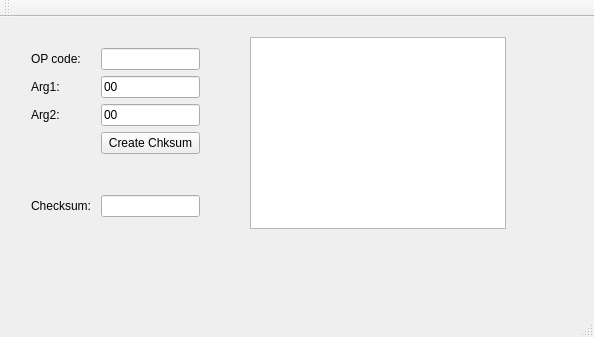
Qt form loconet_test/loconet_checksum/mainwindow.ui (ctag/cpe453) before a commit.
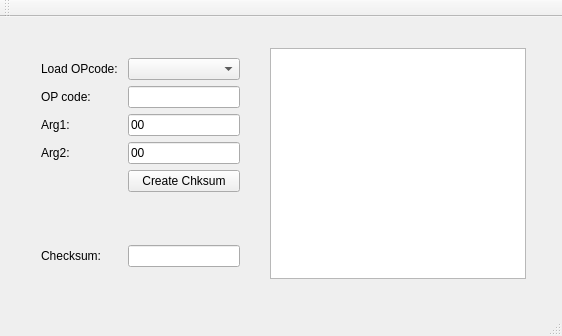
The same form after that commit.

```diff
--- a/loconet_test/loconet_checksum/mainwindow.ui
+++ b/loconet_test/loconet_checksum/mainwindow.ui
@@ -6,8 +6,8 @@
    <rect>
     <x>0</x>
     <y>0</y>
-    <width>594</width>
-    <height>337</height>
+    <width>562</width>
+    <height>336</height>
    </rect>
   </property>
   <property name="windowTitle">
@@ -17,35 +17,35 @@
    <widget class="QWidget" name="formLayoutWidget">
     <property name="geometry">
      <rect>
-      <x>20</x>
-      <y>20</y>
-      <width>191</width>
-      <height>191</height>
+      <x>30</x>
+      <y>30</y>
+      <width>221</width>
+      <height>231</height>
      </rect>
     </property>
     <layout class="QFormLayout" name="formLayout">
-     <item row="0" column="0">
+     <item row="1" column="0">
       <widget class="QLabel" name="label_opcode">
        <property name="text">
         <string>OP code: </string>
        </property>
       </widget>
      </item>
-     <item row="0" column="1">
+     <item row="1" column="1">
       <widget class="QLineEdit" name="lineEdit_opcode">
        <property name="maxLength">
         <number>2</number>
        </property>
       </widget>
      </item>
-     <item row="1" column="0">
+     <item row="2" column="0">
       <widget class="QLabel" name="label_arg1">
        <property name="text">
         <string>Arg1: </string>
        </property>
       </widget>
      </item>
-     <item row="1" column="1">
+     <item row="2" column="1">
       <widget class="QLineEdit" name="lineEdit_arg1">
        <property name="text">
         <string>00</string>
@@ -55,14 +55,14 @@
        </property>
       </widget>
      </item>
-     <item row="2" column="0">
+     <item row="3" column="0">
       <widget class="QLabel" name="label_arg2">
        <property name="text">
         <string>Arg2: </string>
        </property>
       </widget>
      </item>
-     <item row="2" column="1">
+     <item row="3" column="1">
       <widget class="QLineEdit" name="lineEdit_arg2">
        <property name="text">
         <string>00</string>
@@ -72,7 +72,7 @@
        </property>
       </widget>
      </item>
-     <item row="4" column="0">
+     <item row="5" column="0">
       <spacer name="verticalSpacer">
        <property name="orientation">
         <enum>Qt::Vertical</enum>
@@ -85,36 +85,46 @@
        </property>
       </spacer>
      </item>
-     <item row="5" column="0">
+     <item row="6" column="0">
       <widget class="QLabel" name="label_chksum">
        <property name="text">
         <string>Checksum: </string>
        </property>
       </widget>
      </item>
-     <item row="5" column="1">
+     <item row="6" column="1">
       <widget class="QLineEdit" name="lineEdit_chk">
        <property name="maxLength">
         <number>2</number>
        </property>
       </widget>
      </item>
-     <item row="3" column="1">
+     <item row="4" column="1">
       <widget class="QPushButton" name="pushButton_genChk">
        <property name="text">
         <string>Create Chksum</string>
        </property>
       </widget>
      </item>
+     <item row="0" column="1">
+      <widget class="QComboBox" name="comboBox_opcodes"/>
+     </item>
+     <item row="0" column="0">
+      <widget class="QLabel" name="label_loadOP">
+       <property name="text">
+        <string>Load OPcode: </string>
+       </property>
+      </widget>
+     </item>
     </layout>
    </widget>
    <widget class="QTextBrowser" name="textBrowser_output">
     <property name="geometry">
      <rect>
-      <x>250</x>
-      <y>20</y>
+      <x>270</x>
+      <y>31</y>
       <width>256</width>
-      <height>192</height>
+      <height>231</height>
      </rect>
     </property>
    </widget>
```
Left out of the diff: 2 changed lines with no effect on the pictures.
